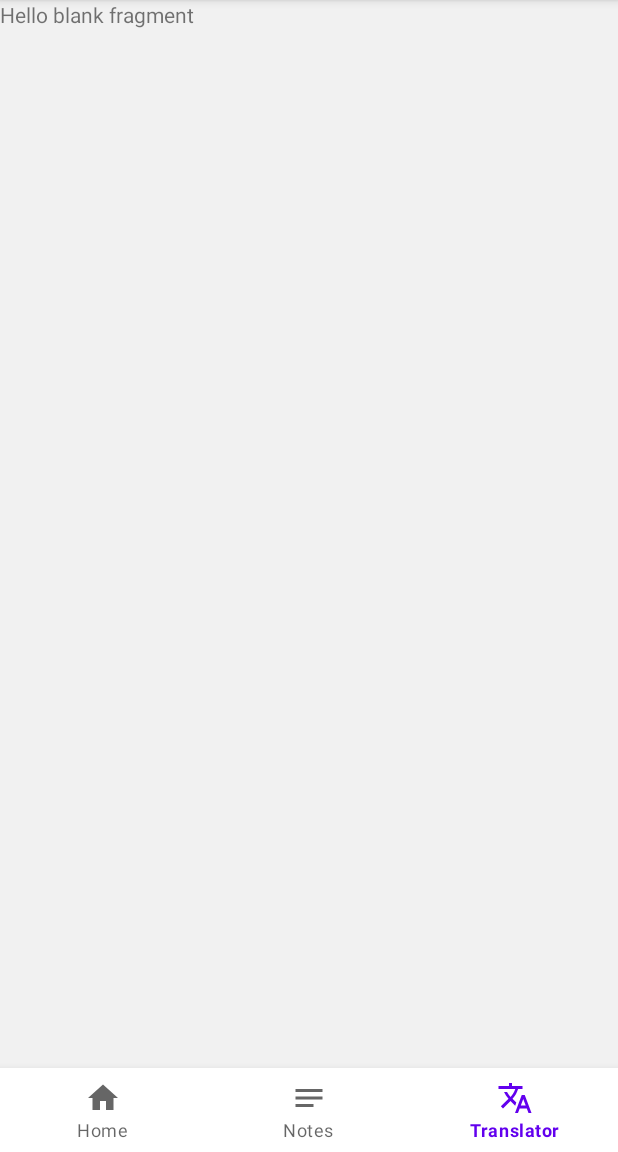
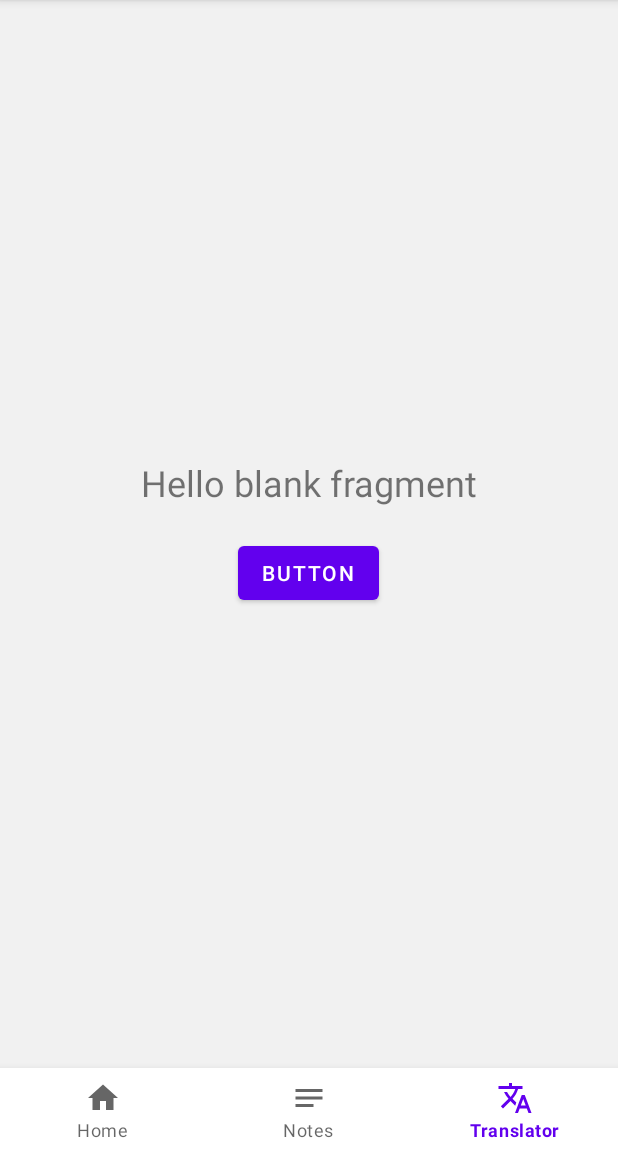
Before and after one commit to NehalDhuri/OcrApp, an Android app: the screen it shows after launch (MainActivity2), item 3 of the bottom bar chosen, on a phone screen of 412 x 824 dp, the part 84-1236 px from its top. Run offline under Robolectric (Android 15) with nearby library versions, the phone set to English and light mode, and no system bars; libraries missing offline, so code that uses them is left out: com.google.mlkit.vision; pictures from the network do not load.

Commit message:
Added translation api. It working good.

```diff
--- a/app/build.gradle
+++ b/app/build.gradle
@@ -33,6 +33,7 @@ android {
 }
 
 dependencies {
+    implementation("com.squareup.okhttp3:okhttp:4.10.0")
 
     implementation 'androidx.appcompat:appcompat:1.5.1'
     implementation 'com.google.android.material:material:1.7.0'
--- a/app/src/main/java/com/example/ocrapplicationformultilanguage/TranslationFragment.java
+++ b/app/src/main/java/com/example/ocrapplicationformultilanguage/TranslationFragment.java
@@ -2,63 +2,104 @@ package com.example.ocrapplicationformultilanguage;
 
 import android.os.Bundle;
 
+import androidx.annotation.NonNull;
 import androidx.fragment.app.Fragment;
 
 import android.view.LayoutInflater;
 import android.view.View;
 import android.view.ViewGroup;
+import android.widget.Button;
+import android.widget.TextView;
 
-/**
- * A simple {@link Fragment} subclass.
- * Use the {@link TranslationFragment#newInstance} factory method to
- * create an instance of this fragment.
- */
+import org.json.JSONArray;
+import org.json.JSONException;
+import org.json.JSONObject;
+
+import java.io.IOException;
+import java.util.Objects;
+
+import okhttp3.Call;
+import okhttp3.Callback;
+import okhttp3.FormBody;
+import okhttp3.OkHttpClient;
+import okhttp3.Request;
+import okhttp3.RequestBody;
+import okhttp3.Response;
+
+
 public class TranslationFragment extends Fragment {
 
-    // TODO: Rename parameter arguments, choose names that match
-    // the fragment initialization parameters, e.g. ARG_ITEM_NUMBER
-    private static final String ARG_PARAM1 = "param1";
-    private static final String ARG_PARAM2 = "param2";
+    private TextView textView;
+    private Button button;
 
-    // TODO: Rename and change types of parameters
-    private String mParam1;
-    private String mParam2;
 
-    public TranslationFragment() {
-        // Required empty public constructor
-    }
+    OkHttpClient client;
 
-    /**
-     * Use this factory method to create a new instance of
-     * this fragment using the provided parameters.
-     *
-     * @param param1 Parameter 1.
-     * @param param2 Parameter 2.
-     * @return A new instance of fragment Translation.
-     */
-    // TODO: Rename and change types and number of parameters
-    public static TranslationFragment newInstance(String param1, String param2) {
-        TranslationFragment fragment = new TranslationFragment();
-        Bundle args = new Bundle();
-        args.putString(ARG_PARAM1, param1);
-        args.putString(ARG_PARAM2, param2);
-        fragment.setArguments(args);
-        return fragment;
-    }
-
-    @Override
-    public void onCreate(Bundle savedInstanceState) {
-        super.onCreate(savedInstanceState);
-        if (getArguments() != null) {
-            mParam1 = getArguments().getString(ARG_PARAM1);
-            mParam2 = getArguments().getString(ARG_PARAM2);
-        }
-    }
+    String postURL = "https://google-translate1.p.rapidapi.com/language/translate/v2";
 
     @Override
     public View onCreateView(LayoutInflater inflater, ViewGroup container,
                              Bundle savedInstanceState) {
         // Inflate the layout for this fragment
-        return inflater.inflate(R.layout.fragment_translation, container, false);
+        View view = inflater.inflate(R.layout.fragment_translation, container, false);
+
+//        super.onCreate(savedInstanceState);
+
+        client = new OkHttpClient();
+
+        textView = view.findViewById(R.id.demo);
+        button = view.findViewById(R.id.button);
+
+
+        button.setOnClickListener(view1 -> {
+            post();
+        });
+        return view;
+    }
+
+    public void post(){
+        RequestBody body = new FormBody.Builder()
+                .add("q", "Hello, world!")
+                .add("target", "es")
+                .add("source", "en")
+                .build();
+
+        Request request = new Request.Builder()
+                .url("https://google-translate1.p.rapidapi.com/language/translate/v2")
+                .post(body)
+                .addHeader("content-type", "application/x-www-form-urlencoded")
+                .addHeader("Accept-Encoding", "application/gzip")
+                .addHeader("X-RapidAPI-Key", "1cbb6a14d5msh02d6df95b649332p165bb5jsn11cd76766d0f")
+                .addHeader("X-RapidAPI-Host", "google-translate1.p.rapidapi.com")
+                .build();
+
+//        Response response = client.newCall(request).execute();
+
+        client.newCall(request).enqueue(new Callback() {
+            @Override
+            public void onFailure(@NonNull Call call, @NonNull IOException e) {
+//                textView.setText("fail");
+
+                e.printStackTrace();
+            }
+
+            @Override
+            public void onResponse(@NonNull Call call, @NonNull Response response) throws IOException {
+
+                try {
+                    String resp = Objects.requireNonNull(response.body()).string();
+
+                    JSONObject jsonObject = new JSONObject(resp);
+                    JSONObject data = jsonObject.getJSONObject("data");
+                    JSONArray translations = data.getJSONArray("translations");
+                    JSONObject translatedText = translations.getJSONObject(0);
+                    String result = translatedText.getString("translatedText");
+                    textView.setText(result);
+                } catch (IOException | JSONException e) {
+                    e.printStackTrace();
+                }
+
+            }
+        });
     }
 }
--- a/app/src/main/res/layout/fragment_translation.xml
+++ b/app/src/main/res/layout/fragment_translation.xml
@@ -5,10 +5,32 @@
     android:layout_height="match_parent"
     tools:context=".TranslationFragment">
 
-    <!-- TODO: Update blank fragment layout -->
-    <TextView
+    <LinearLayout
         android:layout_width="match_parent"
-        android:layout_height="match_parent"
-        android:text="@string/hello_blank_fragment" />
+        android:layout_height="wrap_content"
+        android:orientation="vertical"
+        android:layout_gravity="center"
+        android:gravity="center">
+
+        <!-- TODO: Update blank fragment layout -->
+        <TextView
+            android:id="@+id/demo"
+            android:layout_width="match_parent"
+            android:layout_height="match_parent"
+            android:gravity="center"
+            android:text="@string/hello_blank_fragment"
+            android:textSize="24sp" />
+
+        <Button
+            android:id="@+id/button"
+            android:layout_width="wrap_content"
+            android:layout_height="wrap_content"
+            android:layout_marginTop="20dp"
+            android:text="Button" />
+
+    </LinearLayout>
+
+
+
 
 </FrameLayout>
```
